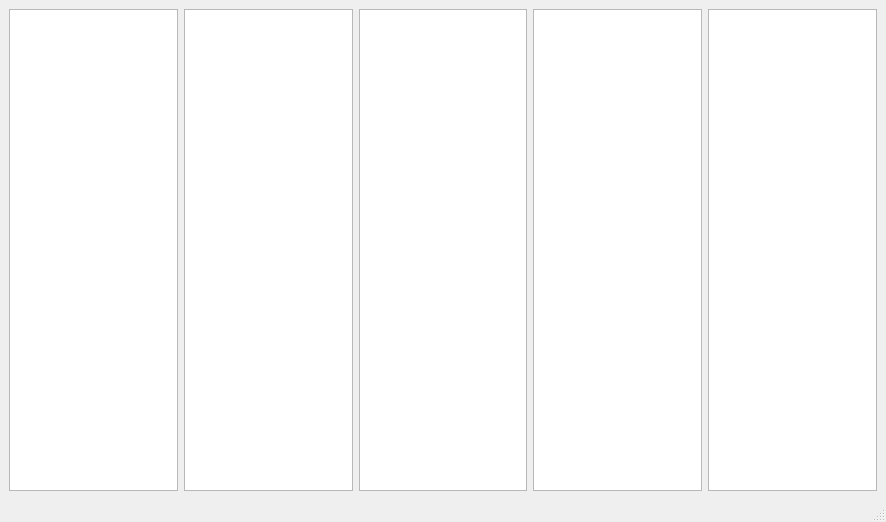
Old version of the form lui_testing/dials_img_tr_test/test.ui in the repository luisodls/dui_prototyping.
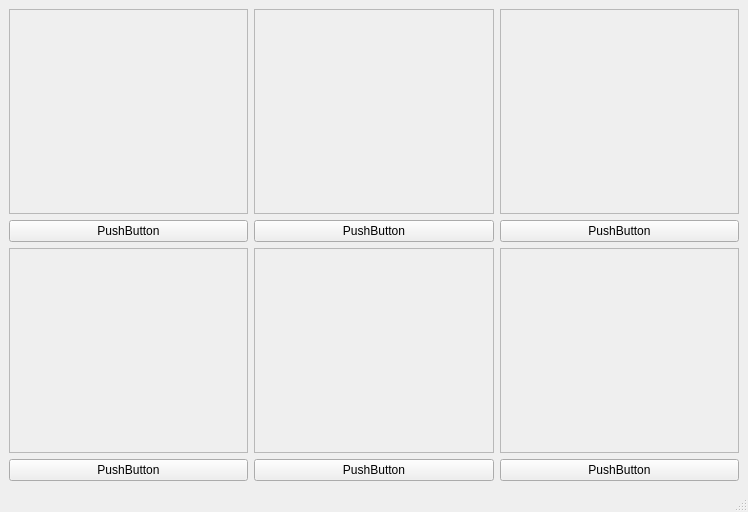
New version of the form.

Commit message: adding two new attempts to show images in a GUI started from .ui files

```diff
--- a/lui_testing/dials_img_tr_test/test.ui
+++ b/lui_testing/dials_img_tr_test/test.ui
@@ -6,29 +6,158 @@
    <rect>
     <x>0</x>
     <y>0</y>
-    <width>886</width>
-    <height>522</height>
+    <width>748</width>
+    <height>512</height>
    </rect>
   </property>
   <property name="windowTitle">
    <string>MainWindow</string>
   </property>
   <widget class="QWidget" name="centralwidget">
-   <layout class="QHBoxLayout" name="horizontalLayout">
-    <item>
-     <widget class="QGraphicsView" name="graphicsView_1"/>
+   <layout class="QGridLayout" name="gridLayout">
+    <item row="0" column="0">
+     <widget class="QScrollArea" name="scrollArea_1">
+      <property name="widgetResizable">
+       <bool>true</bool>
+      </property>
+      <widget class="QWidget" name="scrollAreaWidgetContents">
+       <property name="geometry">
+        <rect>
+         <x>0</x>
+         <y>0</y>
+         <width>237</width>
+         <height>200</height>
+        </rect>
+       </property>
+      </widget>
+     </widget>
     </item>
-    <item>
-     <widget class="QGraphicsView" name="graphicsView_2"/>
+    <item row="0" column="1">
+     <widget class="QScrollArea" name="scrollArea_2">
+      <property name="widgetResizable">
+       <bool>true</bool>
+      </property>
+      <widget class="QWidget" name="scrollAreaWidgetContents_2">
+       <property name="geometry">
+        <rect>
+         <x>0</x>
+         <y>0</y>
+         <width>238</width>
+         <height>200</height>
+        </rect>
+       </property>
+      </widget>
+     </widget>
     </item>
-    <item>
-     <widget class="QGraphicsView" name="graphicsView_3"/>
+    <item row="0" column="2">
+     <widget class="QScrollArea" name="scrollArea_3">
+      <property name="widgetResizable">
+       <bool>true</bool>
+      </property>
+      <widget class="QWidget" name="scrollAreaWidgetContents_3">
+       <property name="geometry">
+        <rect>
+         <x>0</x>
+         <y>0</y>
+         <width>237</width>
+         <height>200</height>
+        </rect>
+       </property>
+      </widget>
+     </widget>
     </item>
-    <item>
-     <widget class="QGraphicsView" name="graphicsView_4"/>
+    <item row="1" column="0">
+     <widget class="QPushButton" name="pushButton_1">
+      <property name="text">
+       <string>PushButton</string>
+      </property>
+     </widget>
     </item>
-    <item>
-     <widget class="QGraphicsView" name="graphicsView_5"/>
+    <item row="1" column="1">
+     <widget class="QPushButton" name="pushButton_2">
+      <property name="text">
+       <string>PushButton</string>
+      </property>
+     </widget>
+    </item>
+    <item row="1" column="2">
+     <widget class="QPushButton" name="pushButton_3">
+      <property name="text">
+       <string>PushButton</string>
+      </property>
+     </widget>
+    </item>
+    <item row="2" column="0">
+     <widget class="QScrollArea" name="scrollArea_4">
+      <property name="widgetResizable">
+       <bool>true</bool>
+      </property>
+      <widget class="QWidget" name="scrollAreaWidgetContents_4">
+       <property name="geometry">
+        <rect>
+         <x>0</x>
+         <y>0</y>
+         <width>237</width>
+         <height>200</height>
+        </rect>
+       </property>
+      </widget>
+     </widget>
+    </item>
+    <item row="2" column="1">
+     <widget class="QScrollArea" name="scrollArea_5">
+      <property name="widgetResizable">
+       <bool>true</bool>
+      </property>
+      <widget class="QWidget" name="scrollAreaWidgetContents_5">
+       <property name="geometry">
+        <rect>
+         <x>0</x>
+         <y>0</y>
+         <width>238</width>
+         <height>200</height>
+        </rect>
+       </property>
+      </widget>
+     </widget>
+    </item>
+    <item row="2" column="2">
+     <widget class="QScrollArea" name="scrollArea_6">
+      <property name="widgetResizable">
+       <bool>true</bool>
+      </property>
+      <widget class="QWidget" name="scrollAreaWidgetContents_6">
+       <property name="geometry">
+        <rect>
+         <x>0</x>
+         <y>0</y>
+         <width>237</width>
+         <height>200</height>
+        </rect>
+       </property>
+      </widget>
+     </widget>
+    </item>
+    <item row="3" column="0">
+     <widget class="QPushButton" name="pushButton_4">
+      <property name="text">
+       <string>PushButton</string>
+      </property>
+     </widget>
+    </item>
+    <item row="3" column="1">
+     <widget class="QPushButton" name="pushButton_5">
+      <property name="text">
+       <string>PushButton</string>
+      </property>
+     </widget>
+    </item>
+    <item row="3" column="2">
+     <widget class="QPushButton" name="pushButton_6">
+      <property name="text">
+       <string>PushButton</string>
+      </property>
+     </widget>
     </item>
    </layout>
   </widget>
```
The commit also changes 1 other file.
